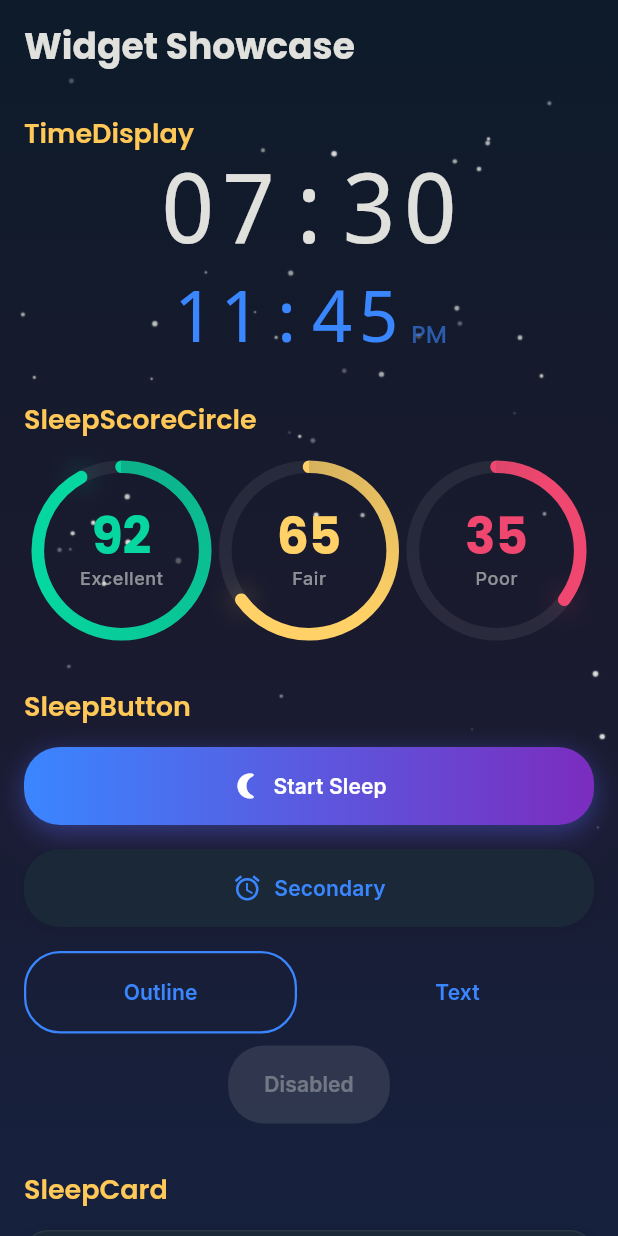
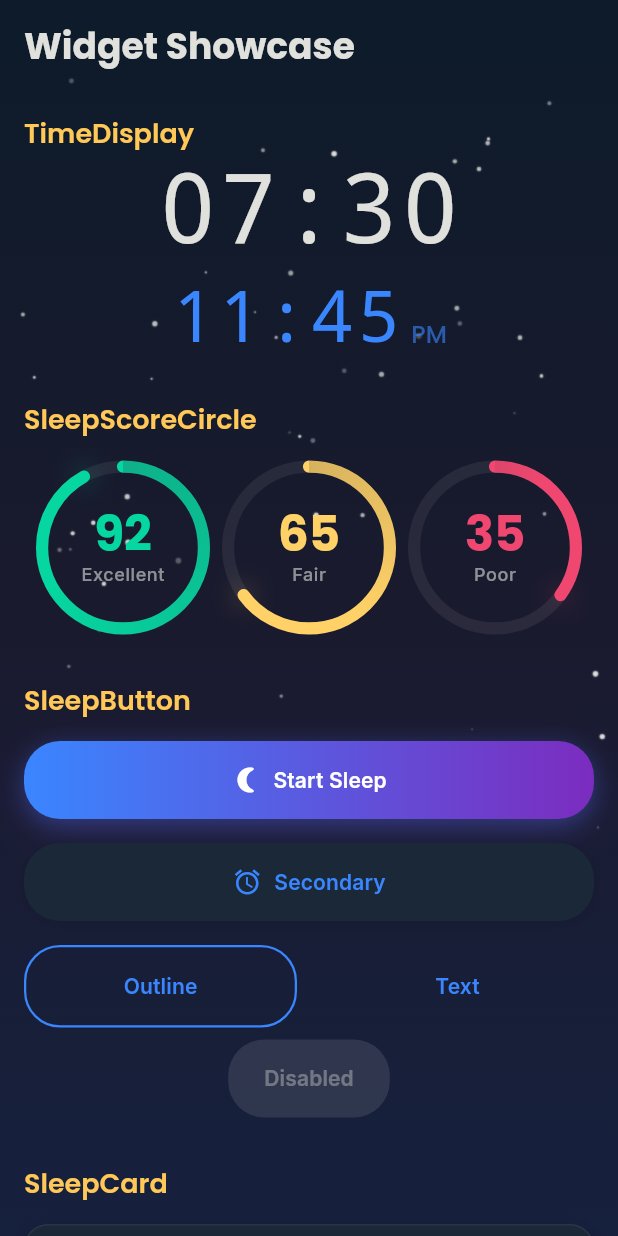
Before and after one commit to ganzhubas/SleepWise, a Flutter app: the screen it shows after launch, on a phone screen of 412 x 824 dp. Run offline on Flutter 3.47's test engine with Material 3 defaults, Android fonts, the phone set to English and light mode, and no system bars; our stand-ins replace google_fonts.

Commit message:
Add golden tests and fix showcase layout for small screens
- Fix SleepScoreCircle row to use LayoutBuilder for adaptive sizing
- Wrap 12h TimeDisplay in FittedBox to prevent overflow
- Add golden test rendering showcase at iPhone 14 Pro resolution
- Generate top + bottom (scrolled) golden screenshots
- Use fallback theme (no google_fonts) for CI-safe golden rendering

https://claude.ai/code/session_01APCw41t2XuADAzdXJvivoj

```diff
--- a/lib/features/showcase/widget_showcase_screen.dart
+++ b/lib/features/showcase/widget_showcase_screen.dart
@@ -42,6 +42,7 @@ class WidgetShowcaseScreen extends StatelessWidget {
               ),
               const SizedBox(height: AppDimensions.paddingM),
               const Center(
+                child: FittedBox(
                   child: TimeDisplay(
                     hours: 23,
                     minutes: 45,
@@ -50,18 +51,24 @@ class WidgetShowcaseScreen extends StatelessWidget {
                     color: AppColors.calmBlue,
                   ),
                 ),
+              ),
               const SizedBox(height: AppDimensions.paddingXL),
 
               // --- SleepScoreCircle ---
               _SectionTitle('SleepScoreCircle'),
               const SizedBox(height: AppDimensions.paddingM),
-              const Row(
+              LayoutBuilder(
+                builder: (context, constraints) {
+                  final circleSize = (constraints.maxWidth - 32) / 3;
+                  return Row(
                     mainAxisAlignment: MainAxisAlignment.spaceEvenly,
                     children: [
-                  SleepScoreCircle(score: 92, size: 120),
-                  SleepScoreCircle(score: 65, size: 120),
-                  SleepScoreCircle(score: 35, size: 120),
+                      SleepScoreCircle(score: 92, size: circleSize),
+                      SleepScoreCircle(score: 65, size: circleSize),
+                      SleepScoreCircle(score: 35, size: circleSize),
                     ],
+                  );
+                },
               ),
               const SizedBox(height: AppDimensions.paddingXL),
 
```
Also changed, not shown: 4 other files. Lines whose indentation alone changed are shown as unchanged.
